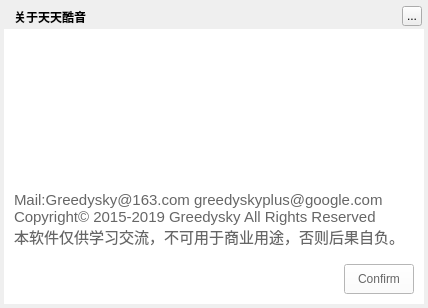
First picture: the form in TTKModule/TTKWidget/musicUiKits/musicWidgetKits/musicmessageaboutdialog.ui, repository Greedysky/TTKMusicPlayer, before the edit.
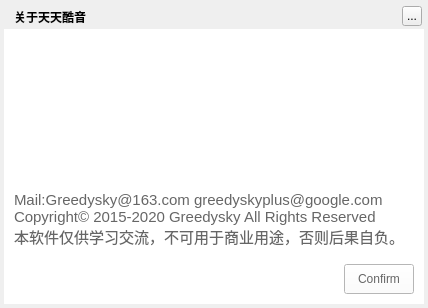
Second picture: the form after the edit.

Commit message: Update copyright and format .etc[584765]

Patch:
```diff
--- a/TTKModule/TTKWidget/musicUiKits/musicWidgetKits/musicmessageaboutdialog.ui
+++ b/TTKModule/TTKWidget/musicUiKits/musicWidgetKits/musicmessageaboutdialog.ui
@@ -104,7 +104,7 @@
     </property>
     <property name="text">
      <string>Mail:Greedysky@163.com greedyskyplus@google.com
-Copyright© 2015-2019 Greedysky All Rights Reserved
+Copyright© 2015-2020 Greedysky All Rights Reserved
 本软件仅供学习交流，不可用于商业用途，否则后果自负。</string>
     </property>
    </widget>
```
The commit also changes 532 other files.
